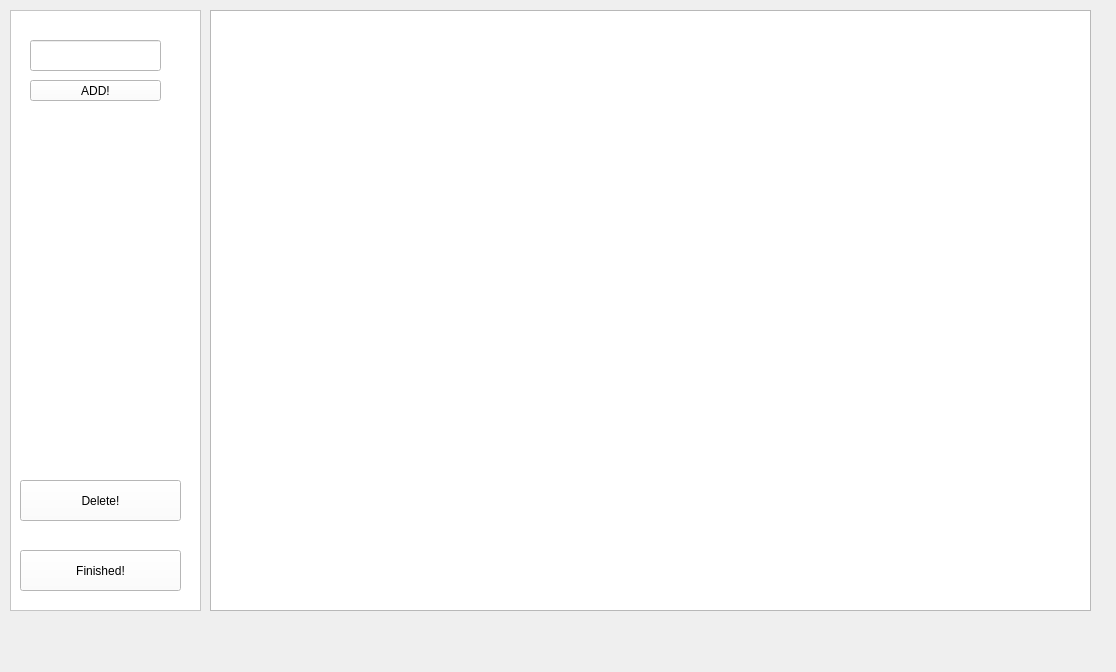
Before: the Qt Designer form imageView.ui in sepehrgh98/Roboflow, drawn with Qt 5.
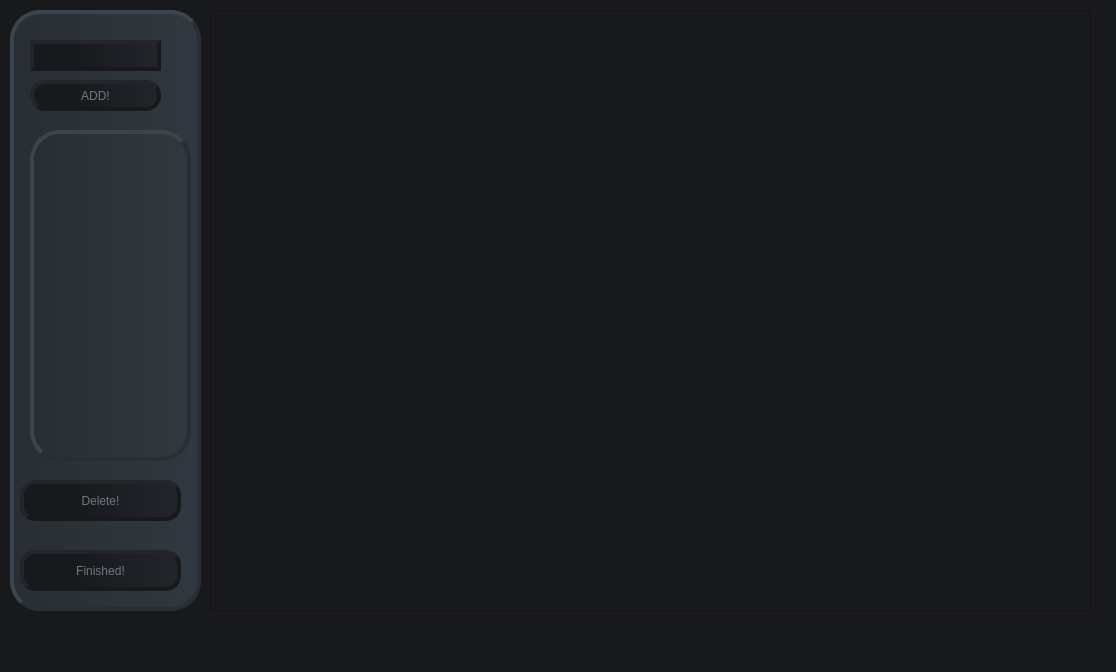
After: the same form once the commit is applied.

Diff of the .ui file:
```diff
--- a/imageView.ui
+++ b/imageView.ui
@@ -13,6 +13,9 @@
   <property name="windowTitle">
    <string>MainWindow</string>
   </property>
+  <property name="styleSheet">
+   <string notr="true">background-color: rgb(24, 25, 29);</string>
+  </property>
   <widget class="QWidget" name="centralwidget">
    <widget class="QGraphicsView" name="ImageView">
     <property name="geometry">
@@ -34,7 +37,10 @@
      </rect>
     </property>
     <property name="styleSheet">
-     <string notr="true">background-color: rgb(255, 255, 255);</string>
+     <string notr="true">background-color: qlineargradient(spread:pad, x1:0, y1:0, x2:1, y2:0, stop:0 rgba(40, 46, 51, 255), stop:1 rgba(49, 56, 63, 255));
+border-radius:30px; 
+border: 4px groove  rgb(40, 46, 51);
+border-style:outset;</string>
     </property>
     <property name="frameShape">
      <enum>QFrame::StyledPanel</enum>
@@ -51,6 +57,14 @@
        <height>31</height>
       </rect>
      </property>
+     <property name="styleSheet">
+      <string notr="true">background-color: qlineargradient(spread:pad, x1:0, y1:0, x2:1, y2:0, stop:0.338308 rgba(24, 25, 29, 255), stop:1 rgba(35, 37, 43, 255));
+font: 75 12pt &quot;Nirmala UI&quot;;
+color: rgb(112, 119, 129);
+border: 4px groove rgb(24, 25, 29);
+border-style:outset;
+</string>
+     </property>
     </widget>
     <widget class="QPushButton" name="setLabelBTN">
      <property name="geometry">
@@ -58,9 +72,18 @@
        <x>20</x>
        <y>70</y>
        <width>131</width>
-       <height>21</height>
+       <height>31</height>
       </rect>
      </property>
+     <property name="styleSheet">
+      <string notr="true">background-color: qlineargradient(spread:pad, x1:0, y1:0, x2:1, y2:0, stop:0.338308 rgba(24, 25, 29, 255), stop:1 rgba(35, 37, 43, 255));
+font: 75 12pt &quot;Nirmala UI&quot;;
+color: rgb(112, 119, 129);
+border: 4px groove rgb(24, 25, 29);
+border-radius:15px; 
+border-style:outset;
+</string>
+     </property>
      <property name="text">
       <string>ADD!</string>
      </property>
@@ -68,7 +91,7 @@
     <widget class="QWidget" name="verticalLayoutWidget">
      <property name="geometry">
       <rect>
-       <x>10</x>
+       <x>20</x>
        <y>120</y>
        <width>161</width>
        <height>331</height>
@@ -89,6 +112,14 @@
        <height>41</height>
       </rect>
      </property>
+     <property name="styleSheet">
+      <string notr="true">background-color: qlineargradient(spread:pad, x1:0, y1:0, x2:1, y2:0, stop:0.338308 rgba(24, 25, 29, 255), stop:1 rgba(35, 37, 43, 255));
+font: 75 12pt &quot;Nirmala UI&quot;;
+color: rgb(112, 119, 129);
+border: 4px groove rgb(24, 25, 29);
+border-radius:15px; 
+border-style:outset;</string>
+     </property>
      <property name="text">
       <string>Finished!</string>
      </property>
@@ -102,6 +133,14 @@
        <height>41</height>
       </rect>
      </property>
+     <property name="styleSheet">
+      <string notr="true">background-color: qlineargradient(spread:pad, x1:0, y1:0, x2:1, y2:0, stop:0.338308 rgba(24, 25, 29, 255), stop:1 rgba(35, 37, 43, 255));
+font: 75 12pt &quot;Nirmala UI&quot;;
+color: rgb(112, 119, 129);
+border: 4px groove rgb(24, 25, 29);
+border-radius:15px; 
+border-style:outset;</string>
+     </property>
      <property name="text">
       <string>Delete!</string>
      </property>
```
